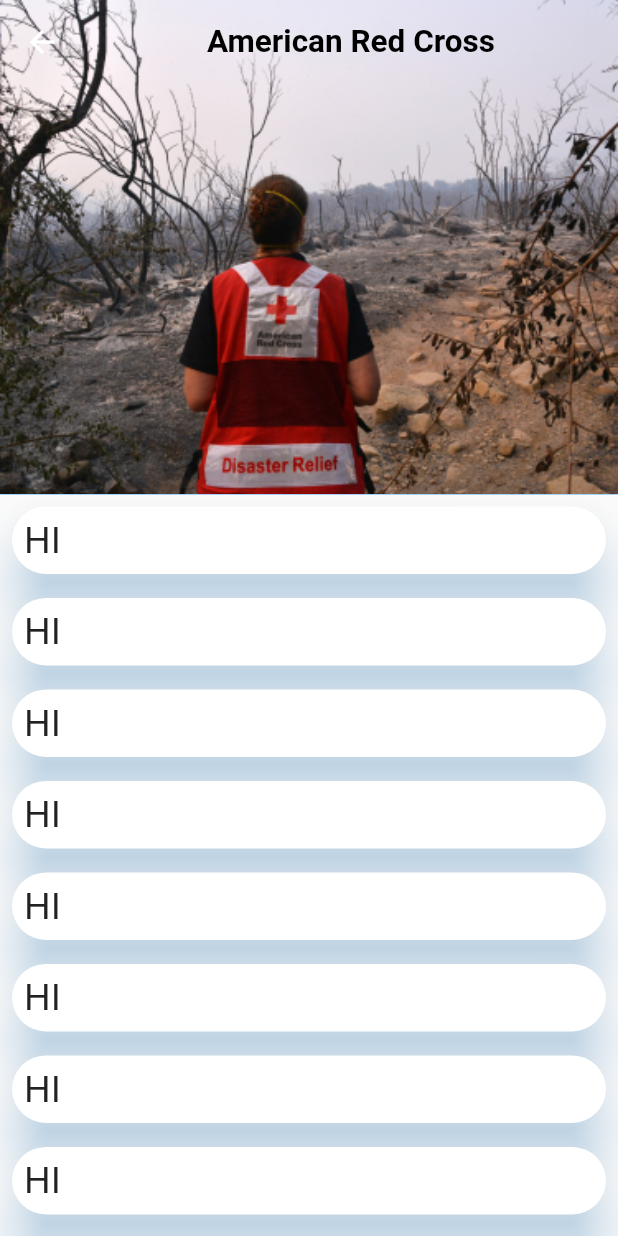
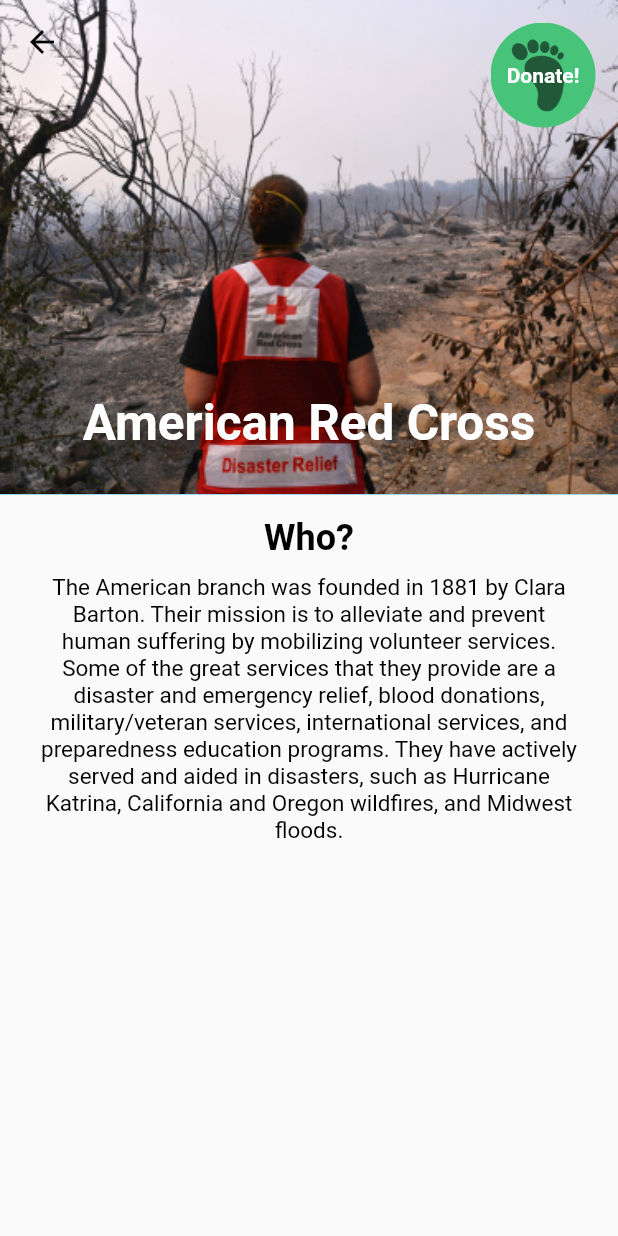
Before and after one commit to caitlinstanton/ivyhacks, a Flutter app: the CompanyDetailsScreen screen opened directly, on a phone screen of 412 x 824 dp. Run offline on Flutter 3.47's test engine with Material 2 defaults, Android fonts, the phone set to English and light mode, and no system bars; our stand-ins replace cloud_firestore, firebase_auth, firebase_core, flutter_icons, flutter_spinkit, google_fonts; accounts and stored records are empty; Roboto replaces fonts that are missing (Sen).

Commit message:
Create demo company page

```diff
--- a/lib/models/constants.dart
+++ b/lib/models/constants.dart
@@ -12,6 +12,7 @@ class Constant {
         imageURL:"https://prnewswire2-a.akamaihd.net/p/1893751/sp/189375100/thumbnail/entry_id/1_fgp9fp3h/def_height/1414/def_width/2700/version/100011/type/2/q/100",
         briefDescription: "Providing emergency assistance, disaster relief, and education in the U.S.",
         fullDescription:"The American branch was founded in 1881 by Clara Barton. Their mission is to alleviate and prevent human suffering by mobilizing volunteer services. Some of the great services that they provide are a disaster and emergency relief, blood donations, military/veteran services, international services, and preparedness education programs. They have actively served and aided in disasters, such as Hurricane Katrina, California and Oregon wildfires, and Midwest floods.",
+        isDetailsDisplayable: true, // So far only this one has a zoom in version
     ),
     Company(
         name: "Habitat for Humanity",
--- a/lib/routes.dart
+++ b/lib/routes.dart
@@ -1,10 +1,12 @@
 import 'package:flutter/widgets.dart';
 import 'package:ivyhack/screens/auth_screens/login_screen.dart';
 import 'package:ivyhack/screens/auth_wrapper.dart';
+import 'package:ivyhack/screens/donation_screen/demo_company_screen.dart';
 import 'package:ivyhack/screens/main_screen.dart';
 
 final Map<String, WidgetBuilder> routes = <String, WidgetBuilder>{
   '/': (context) => AuthWrapper(),
   '/main': (context) => MainScreen(),
   '/auth': (context) => LoginScreen(),
+  '/demo_company': (context) => CompanyDetailsScreen(),
 };
--- a/lib/screens/donation_screen/company_details_screen.dart
+++ /dev/null
@@ -1,105 +0,0 @@
-// TODO: Unfinished
-
-import 'package:flutter/material.dart';
-import 'package:google_fonts/google_fonts.dart';
-import 'package:ivyhack/models/text.dart';
-
-class CompanyDetailsScreen extends StatelessWidget {
-  @override
-  Widget build(BuildContext context) {
-    Size screen = MediaQuery.of(context).size;
-
-    return Scaffold(
-        body: CustomScrollView(
-      slivers: <Widget>[
-        SliverAppBar(
-          title: Align(
-            alignment: Alignment.bottomCenter,
-            child: SenText(
-              "American Red Cross",
-              fontSize: 21,
-              fontWeight: FontWeight.bold,
-            ),
-          ), //MyAppBar(),
-          pinned: true,
-          expandedHeight: screen.height * 0.4,
-          // collapsedHeight: 100,
-          flexibleSpace: FlexibleSpaceBar(
-            background: Container(
-              decoration: BoxDecoration(
-                image: DecorationImage(
-                    image: AssetImage("assets/red_cross.png"),
-                    fit: BoxFit.cover),
-              ),
-            ),
-          ),
-        ),
-        SliverList(
-          delegate: SliverChildListDelegate(
-            <Widget>[
-              myCardDetails(),
-              myCardDetails(),
-              myCardDetails(),
-              myCardDetails(),
-              myCardDetails(),
-              myCardDetails(),
-              myCardDetails(),
-              myCardDetails(),
-              myCardDetails(),
-              // Container(
-              //   padding: EdgeInsets.only(
-              //     top: screen.height * 0.05,
-              //     bottom: 10,
-              //   ),
-              //   child: Column(
-              //     //TODO: Convert text into senText (and change lato into sen)
-              //     children: [
-              //       Padding(
-              //         padding: const EdgeInsets.all(8.0),
-              //         child: Text(
-              //           "Non-profits & Charities",
-              //         ),
-              //       ),
-              //     ],
-              //   ),
-              // ),
-              // Expanded(
-              //   child: Container(
-              //     width: screen.width,
-              //     child: ListView.builder(
-              //       scrollDirection: Axis.vertical,
-              //       itemCount: (companies.length / 2).ceil(),
-              //       itemBuilder: (context, index) {
-              //         // return FlatButton(child: Text("#$index"), onPressed: null,);
-              //         return companyRow(companies[index * 2],
-              //             companies[index * 2 + 1], screen);
-              //       },
-              //     ),
-              //   ),
-              // ),
-            ],
-          ),
-        ),
-      ],
-    ));
-  }
-}
-
-Widget myCardDetails() {
-  return Padding(
-    padding: const EdgeInsets.all(8.0),
-    child: Material(
-      color: Colors.white,
-      elevation: 14.0,
-      borderRadius: BorderRadius.circular(24.0),
-      shadowColor: Color(0x802196F3),
-      child: Padding(
-        padding: EdgeInsets.all(8.0),
-        child: Text(
-          "HI",
-          style: TextStyle(fontSize: 25),
-        ),
-      ),
-    ),
-  );
-}
--- /dev/null
+++ b/lib/screens/donation_screen/components/donate_button.dart
@@ -0,0 +1,27 @@
+import 'package:flutter/material.dart';
+import 'package:ivyhack/models/text.dart';
+
+Widget donateButton({void Function() onTap}) {
+  return GestureDetector(
+    child: Container(
+      child: Center(
+        child: SenText(
+          "Donate!",
+          fontSize: 14,
+          color: Colors.white,
+          fontWeight: FontWeight.bold,
+        ),
+      ),
+      width: 70,
+      height: 70,
+      decoration: BoxDecoration(
+        image: DecorationImage(
+          image: AssetImage("assets/donate_background.png"),
+          fit: BoxFit.cover,
+        ),
+        shape: BoxShape.circle,
+      ),
+    ),
+    onTap: onTap,
+  );
+}
--- /dev/null
+++ b/lib/screens/donation_screen/demo_company_screen.dart
@@ -0,0 +1,86 @@
+// TODO: Unfinished
+
+import 'package:flutter/material.dart';
+import 'package:ivyhack/models/constants.dart';
+import 'package:ivyhack/models/text.dart';
+import 'package:ivyhack/screens/donation_screen/components/donate_button.dart';
+
+class CompanyDetailsScreen extends StatelessWidget {
+  @override
+  Widget build(BuildContext context) {
+    Size screen = MediaQuery.of(context).size;
+
+    return Scaffold(
+        body: CustomScrollView(
+      slivers: <Widget>[
+        SliverAppBar(
+          iconTheme: IconThemeData(
+            color: Colors.black, //change your color here
+          ),
+          pinned: true,
+          expandedHeight: screen.height * 0.4,
+          // collapsedHeight: 100,
+          flexibleSpace: FlexibleSpaceBar(
+            background: Stack(
+              children: [
+                Container(
+                  decoration: BoxDecoration(
+                    image: DecorationImage(
+                      image: AssetImage("assets/red_cross.png"),
+                      fit: BoxFit.cover,
+                    ),
+                  ),
+                ),
+                Padding(
+                  padding: const EdgeInsets.only(bottom: 28.0),
+                  child: Align(
+                    child: SenText(
+                      "American Red Cross",
+                      fontSize: 33,
+                      color: Colors.white,
+                      fontWeight: FontWeight.bold,
+                    ),
+                    alignment: Alignment.bottomCenter,
+                  ),
+                ),
+                Padding(
+                  padding: const EdgeInsets.all(15.0),
+                  child: Align(
+                    child: donateButton(),
+                    alignment: Alignment.topRight,
+                  ),
+                ),
+              ],
+            ),
+          ),
+        ),
+        SliverList(
+          delegate: SliverChildListDelegate(
+            <Widget>[
+              Padding(
+                padding: const EdgeInsets.only(top: 15.0),
+                child: Text(
+                  "Who?",
+                  textAlign: TextAlign.center,
+                  style: sen(
+                    fontSize: 24,
+                    fontWeight: FontWeight.bold,
+                  ),
+                ),
+              ),
+              Padding(
+                padding:
+                    const EdgeInsets.symmetric(vertical: 10, horizontal: 25.0),
+                child: Text(
+                  Constant.DONATE_COMPANIES[0].fullDescription,
+                  textAlign: TextAlign.center,
+                  style: sen(),
+                ),
+              ) // Hard-coded for the demo
+            ],
+          ),
+        ),
+      ],
+    ));
+  }
+}
--- a/pubspec.yaml
+++ b/pubspec.yaml
@@ -56,6 +56,7 @@ flutter:
     - assets/red_cross.png
     - assets/ivyhacks_logo.png
     - assets/settings_background.png
+    - assets/donate_background.png
   # An image asset can refer to one or more resolution-specific "variants", see
   # https://flutter.dev/assets-and-images/#resolution-aware.
   # For details regarding adding assets from package dependencies, see
```
Also changed, not shown: lib/models/company_model.dart (+10 -2 lines), lib/screens/donation_screen/components/company_widgets.dart (+31 -10 lines), lib/screens/donation_screen/donation_screen.dart (+5 -2 lines), assets/donate_background.png (added).
